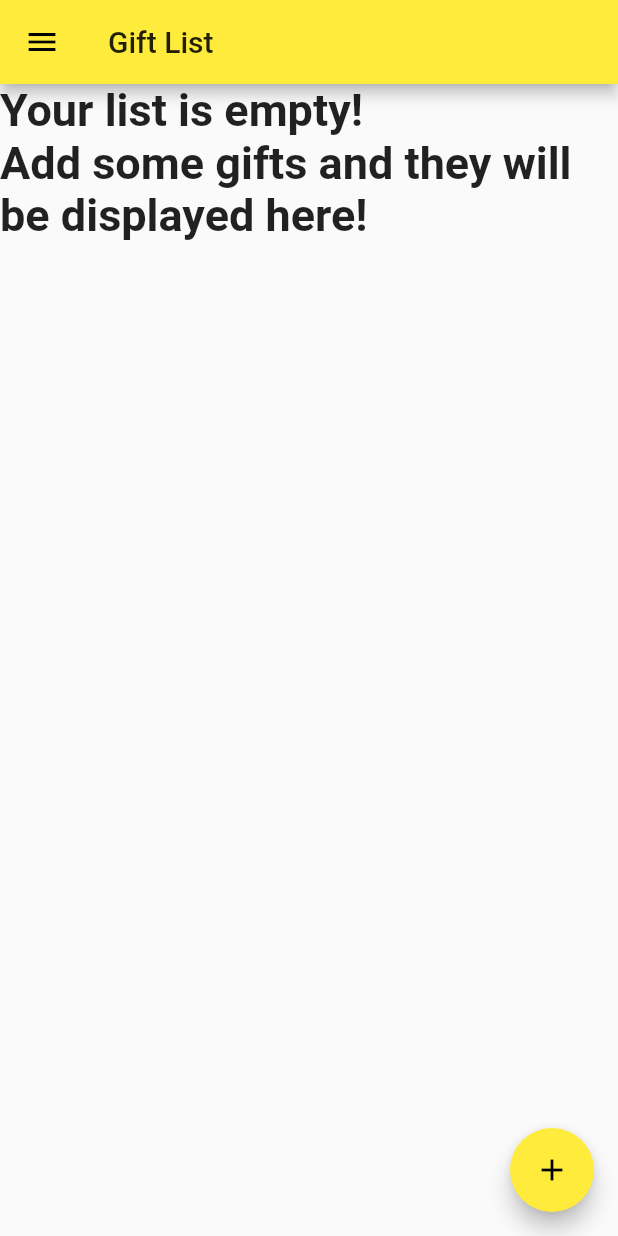
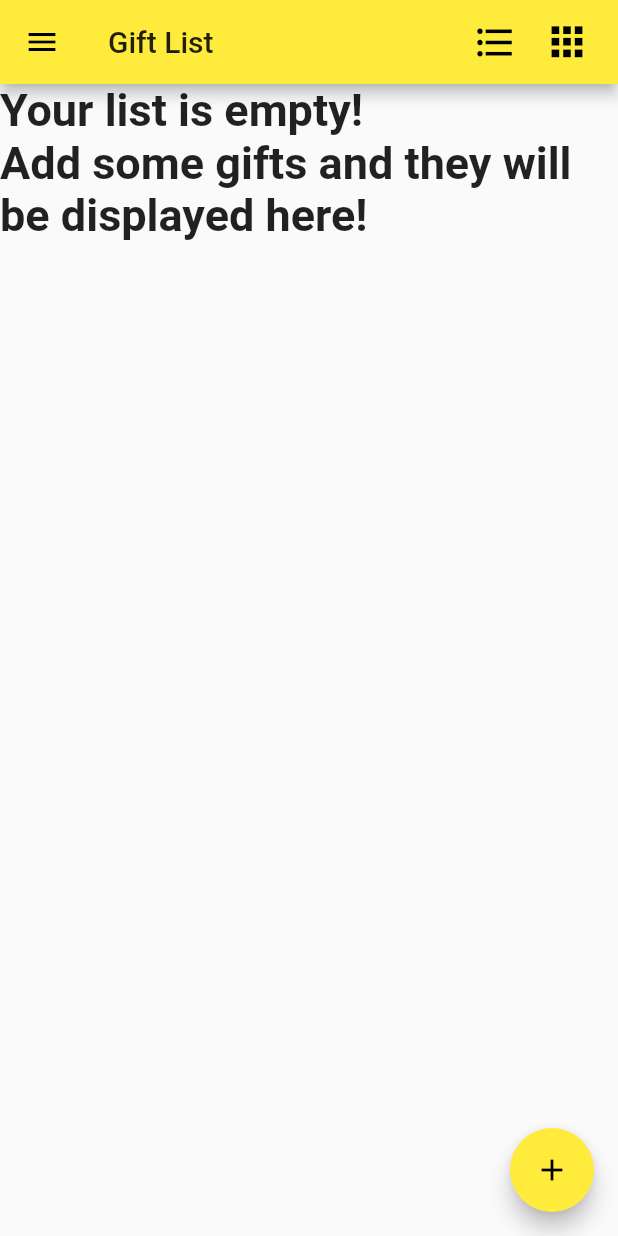
Before and after one commit to ksaetern6/GiftTracker-1, a Flutter app: the GiftListPage screen opened directly with empty values, on a phone screen of 412 x 824 dp. Run offline on Flutter 3.47's test engine with Material 2 defaults, Android fonts, the phone set to English and light mode, and no system bars.

```diff
--- a/gift_tracker/lib/GiftListPage.dart
+++ b/gift_tracker/lib/GiftListPage.dart
@@ -21,6 +21,7 @@ class _GiftListPage extends State<GiftListPage>
   // -- Variables -- //
   //var gifts = new GiftList();
 
+
   // -- Functions -- //
 
   _buildGiftsList(index)
@@ -38,6 +39,8 @@ class _GiftListPage extends State<GiftListPage>
       return new GestureDetector(
         onTap: ()
          {
+           // TODO when the gift is tapped the giftee should be able to update the gift parameters
+
            // TODO later on, ONLY the giftee should be able to tap the gift
            // TODO  and make updates it
            print("gift tapped");
@@ -45,14 +48,15 @@ class _GiftListPage extends State<GiftListPage>
         child: Container(
           padding: EdgeInsets.only(left: 10.0, top: 10.0),
           child: Row(
-            mainAxisAlignment: MainAxisAlignment.center,
+            mainAxisAlignment: MainAxisAlignment.spaceBetween,
             children: <Widget>[
               Expanded(
-                child: Column(
-                  crossAxisAlignment: CrossAxisAlignment.stretch,
+                child: Row(
+                  crossAxisAlignment: CrossAxisAlignment.start,
+                  children: <Widget>[
+                    Column(
                       children: <Widget>[
                         Text(
-                      //"temp",
                             widget.giftClass.getName(widget.giftList, index),
                             textAlign: TextAlign.left,
                             style: TextStyle(
@@ -61,12 +65,28 @@ class _GiftListPage extends State<GiftListPage>
                             )
                         ),
                         Text(
-                      //"temp",
                             widget.giftClass.getDescription(widget.giftList, index),
                             textAlign: TextAlign.left,
                             style: TextStyle(
                                 fontSize: 20.0,
                                 fontStyle: FontStyle.italic
+                            )
+                        ),
+                      ],
+                    ),
+                    Container(
+                      child: Column(
+                        mainAxisAlignment: MainAxisAlignment.end,
+                        children: <Widget>[
+                          Text(
+                              "\$${(widget.giftClass.getPrice(widget.giftList, index)).toString()}",
+                              textAlign: TextAlign.right,
+                              style: TextStyle(
+                                  fontSize: 30.0,
+                                  fontWeight: FontWeight.bold
+                              )
+                          ),
+                        ],
                       )
                     )
                   ],
@@ -100,7 +120,29 @@ class _GiftListPage extends State<GiftListPage>
       ),
 
       appBar: AppBar(
-        title: Text("Gift List") //TODO this should later be the name of the list
+        title: Text("Gift List"), //TODO this should later be the name of the list
+        actions: <Widget>[
+          Row(
+            children: <Widget>[
+              IconButton(
+                icon: Icon(Icons.format_list_bulleted, size: 30.0),
+                onPressed: () => {
+                  print("bullet list called")
+                },
+              ),
+
+              IconButton(
+                icon: Icon(Icons.apps, size: 31.0),
+                onPressed: () => {
+                  print("tiles list called")
+                },
+              ),
+
+              SizedBox(width: 10.0)
+
+            ],
+          )
+        ]
       ),
 
       drawer: NavDrawer(),
@@ -109,7 +151,6 @@ class _GiftListPage extends State<GiftListPage>
         child: ListView.builder(
           itemCount: widget.giftClass.getLengthOfList(widget.giftList),
           itemBuilder: (BuildContext context, int index) => _buildGiftsList(index)
-            //TODO i think this should be rebuilt everytime the page is brought up
         )
       )
     );
--- a/gift_tracker/lib/main.dart
+++ b/gift_tracker/lib/main.dart
@@ -1,7 +1,6 @@
 import 'package:flutter/material.dart';
 import 'package:flutter/services.dart';
 import 'NavDrawer.dart';
-
 
 void main() => runApp(MyApp());
 
@@ -42,7 +41,7 @@ class _HomePage extends State<HomePage>
         title: Text("GiftTracker"),
       ),
 
-      drawer: NavDrawer(),
+      drawer: NavDrawer(/*giftClass, giftList*/),
 
       body: Center(
         child: Column(
```
Also changed, not shown: gift_tracker/lib/NavDrawer.dart (+8 -5 lines). Lines whose indentation alone changed are shown as unchanged.
